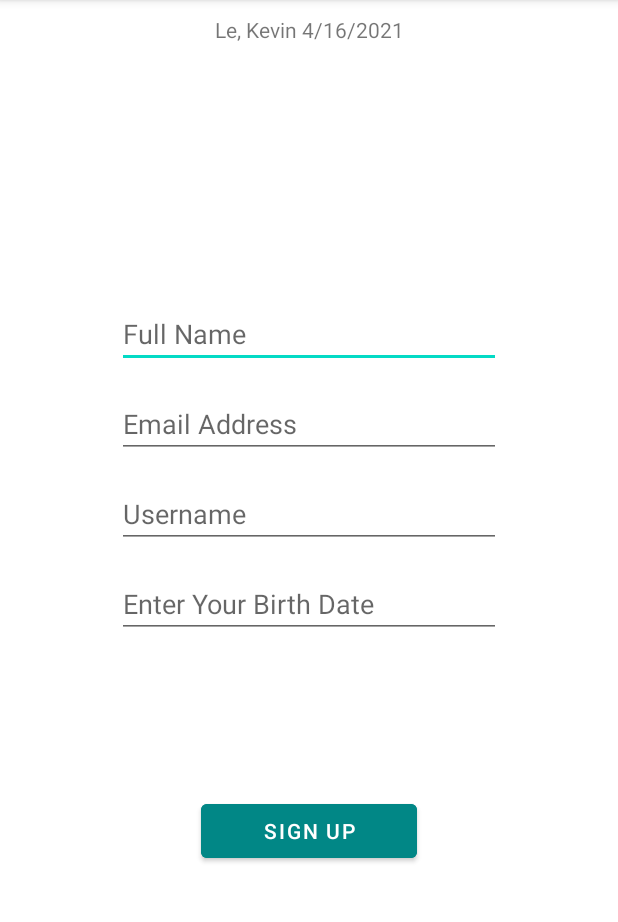
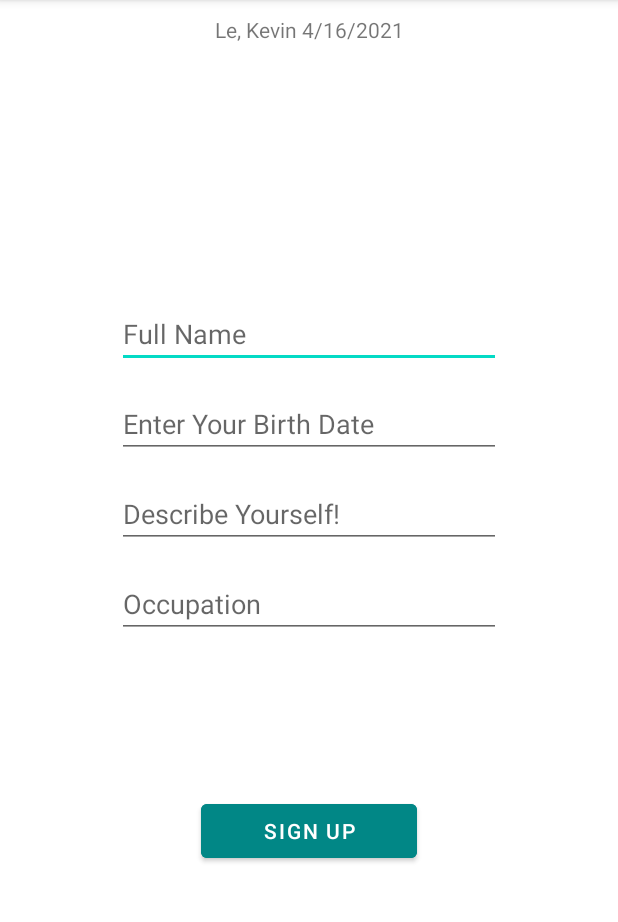
Before and after one commit to kevinles117/ad340spring2021, an Android app: the screen it shows after launch (MainActivity), after a tap on "SIGN UP", on a phone screen of 412 x 824 dp, the part 84-1006 px from its top. Run offline under Robolectric (Android 15) with nearby library versions, the phone set to English and light mode, and no system bars.

Commit message:
Week 3 initial commit

```diff
--- a/app/src/main/java/com/example/helloworld/MainActivity.java
+++ b/app/src/main/java/com/example/helloworld/MainActivity.java
@@ -23,11 +23,11 @@ public class MainActivity extends AppCompatActivity {
     DatePickerDialog datePicker;
     EditText birthDateText;
     EditText nameEditText;
-    EditText emailEditText;
-    EditText usernameEditText;
+    EditText descriptionEditText;
+    EditText occupationEditText;
     String name;
-    String email;
-    String username;
+    String description;
+    String occupation;
     int age;
     Button getButton;
 
@@ -68,10 +68,10 @@ public class MainActivity extends AppCompatActivity {
         super.onResume();
         nameEditText = (EditText) findViewById(R.id.name);
         nameEditText.setText("");
-        emailEditText = (EditText) findViewById(R.id.email);
-        emailEditText.setText("");
-        usernameEditText = (EditText) findViewById(R.id.username);
-        usernameEditText.setText("");
+        descriptionEditText = (EditText) findViewById(R.id.description);
+        descriptionEditText.setText("");
+        occupationEditText = (EditText) findViewById(R.id.occupation);
+        occupationEditText.setText("");
         birthDateText = (EditText) findViewById(R.id.birth_date);
         birthDateText.setText("");
     }
@@ -83,25 +83,31 @@ public class MainActivity extends AppCompatActivity {
         name = nameEditText.getText().toString();
         Log.i(TAG, "Name: " + name);
 
-        emailEditText = (EditText) findViewById(R.id.email);
-        email = emailEditText.getText().toString();
-        Log.i(TAG,"Email: " + email);
+        descriptionEditText = (EditText) findViewById(R.id.description);
+        description = descriptionEditText.getText().toString();
+        Log.i(TAG,"Description: " + description);
 
-        usernameEditText = (EditText) findViewById(R.id.username);
-        username = usernameEditText.getText().toString();
-        Log.i(TAG ,"Username: " + username);
+        occupationEditText = (EditText) findViewById(R.id.occupation);
+        occupation = occupationEditText.getText().toString();
+        Log.i(TAG ,"Occupation: " + occupation);
 
         if(
                 (name != null && name.trim().isEmpty()) ||
-                (email != null && email.trim().isEmpty()) ||
-                (username != null && username.trim().isEmpty()) ) {
+                (description != null && description.trim().isEmpty()) ||
+                (occupation != null && occupation.trim().isEmpty()) ) {
             Toast toast = Toast.makeText(getApplicationContext(), "Please fill out all forms", Toast.LENGTH_LONG);
             toast.show();
             return;
         }
 
+        if(age < 18) {
+            Toast toast = Toast.makeText(getApplicationContext(), "You are not old enough to sign up", Toast.LENGTH_LONG);
+            toast.show();
+            return;
+        }
+
         Intent intent = new Intent(this, SignUpActivity.class);
-        intent.putExtra("Username", username);
+        intent.putExtra("Username", occupation);
         startActivity(intent);
     }
 
--- a/app/src/main/res/layout/activity_main.xml
+++ b/app/src/main/res/layout/activity_main.xml
@@ -35,32 +35,6 @@
             app:layout_constraintTop_toTopOf="parent" />
 
         <EditText
-            android:id="@+id/email"
-            style="@style/editTextStyle"
-            android:layout_width="wrap_content"
-            android:layout_height="wrap_content"
-            android:layout_marginTop="60dp"
-            android:ems="12"
-            android:hint="@string/email_address_string"
-            android:imeOptions="actionDone"
-            app:layout_constraintEnd_toEndOf="parent"
-            app:layout_constraintStart_toStartOf="parent"
-            app:layout_constraintTop_toTopOf="@+id/name" />
-
-        <EditText
-            android:id="@+id/username"
-            style="@style/editTextStyle"
-            android:layout_width="wrap_content"
-            android:layout_height="wrap_content"
-            android:layout_marginTop="60dp"
-            android:ems="12"
-            android:hint="@string/username_string"
-            android:imeOptions="actionDone"
-            app:layout_constraintEnd_toEndOf="parent"
-            app:layout_constraintStart_toStartOf="parent"
-            app:layout_constraintTop_toTopOf="@+id/email" />
-
-        <EditText
             android:id="@+id/birth_date"
             android:layout_width="wrap_content"
             android:layout_height="wrap_content"
@@ -71,7 +45,33 @@
             android:imeOptions="actionDone"
             app:layout_constraintEnd_toEndOf="parent"
             app:layout_constraintStart_toStartOf="parent"
-            app:layout_constraintTop_toTopOf="@+id/username" />
+            app:layout_constraintTop_toTopOf="@+id/name" />
+
+        <EditText
+            android:id="@+id/description"
+            style="@style/editTextStyle"
+            android:layout_width="wrap_content"
+            android:layout_height="wrap_content"
+            android:layout_marginTop="60dp"
+            android:ems="12"
+            android:hint="@string/description_string"
+            android:imeOptions="actionDone"
+            app:layout_constraintEnd_toEndOf="parent"
+            app:layout_constraintStart_toStartOf="parent"
+            app:layout_constraintTop_toTopOf="@+id/birth_date" />
+
+        <EditText
+            android:id="@+id/occupation"
+            style="@style/editTextStyle"
+            android:layout_width="wrap_content"
+            android:layout_height="wrap_content"
+            android:layout_marginTop="60dp"
+            android:ems="12"
+            android:hint="@string/occupation_string"
+            android:imeOptions="actionDone"
+            app:layout_constraintEnd_toEndOf="parent"
+            app:layout_constraintStart_toStartOf="parent"
+            app:layout_constraintTop_toTopOf="@+id/description" />
 
         <Button
             android:id="@+id/sign_up_button"
@@ -84,7 +84,7 @@
             android:text="@string/sign_up_string"
             app:layout_constraintEnd_toEndOf="parent"
             app:layout_constraintStart_toStartOf="parent"
-            app:layout_constraintTop_toTopOf="@+id/birth_date"/>
+            app:layout_constraintTop_toTopOf="@+id/occupation"/>
 
     </androidx.constraintlayout.widget.ConstraintLayout>
 </ScrollView>
--- a/app/src/main/res/values/strings.xml
+++ b/app/src/main/res/values/strings.xml
@@ -2,8 +2,8 @@
     <string name="app_name">Hello World</string>
     <string name="name_and_date_string">Le, Kevin 4/16/2021</string>
     <string name="full_name_string">Full Name</string>
-    <string name="email_address_string">Email Address</string>
-    <string name="username_string">Username</string>
+    <string name="description_string">Describe Yourself!</string>
+    <string name="occupation_string">Occupation</string>
     <string name="sign_up_string">Sign Up</string>
     <string name="birth_date_string">Enter Your Birth Date</string>
     <string name="back_button_string">Back</string>
```
Also changed, not shown: 1 other file.
